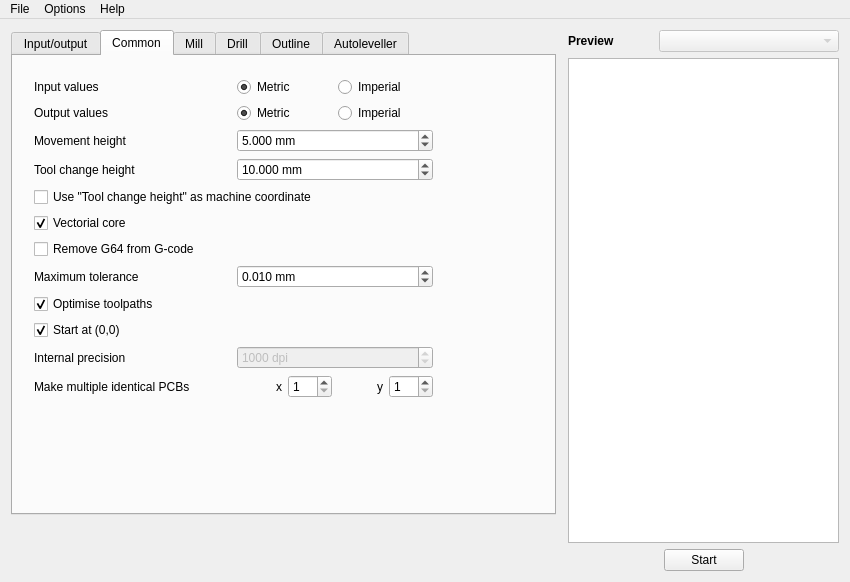
First picture: the form in mainwindow.ui, repository pcb2gcode/pcb2gcodeGUI, before the edit.
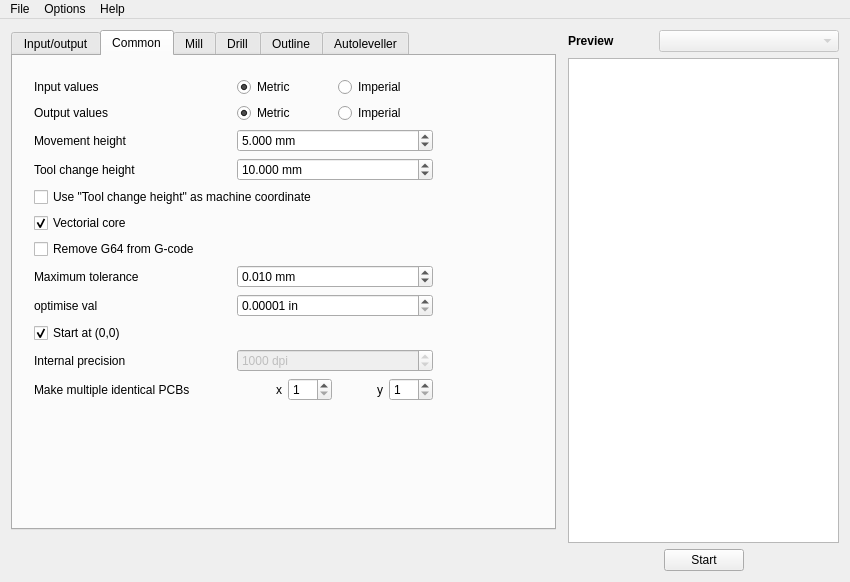
Second picture: the form after the edit. The open tabs and pages were chosen to show the change.

Commit message: Change --optimize from bool to double Updates pcb2gcodeGUI to work with latest pcb2gcode(v2.1.0)

What changed in the file:
```diff
--- a/mainwindow.ui
+++ b/mainwindow.ui
@@ -43,7 +43,7 @@
         <property name="minimumSize">
          <size>
           <width>545</width>
-          <height>485</height>
+          <height>500</height>
          </size>
         </property>
         <property name="toolTip">
@@ -408,6 +408,19 @@
              </property>
             </widget>
            </item>
+           <item row="8" column="0">
+            <widget class="QLabel" name="optimiseLabel">
+             <property name="toolTip">
+              <string>&lt;html&gt;&lt;head/&gt;&lt;body&gt;&lt;p&gt;&lt;span style=&quot; font-style:italic;&quot;&gt;--optimise&lt;/span&gt;&lt;/p&gt;&lt;p&gt;optimise output gcode, reducing its output size up to 95%, while accepting a very little loss of precision&lt;/p&gt;&lt;/body&gt;&lt;/html&gt;</string>
+             </property>
+             <property name="text">
+              <string>optimise val</string>
+             </property>
+             <property name="buddy">
+              <cstring>optimiseDoubleSpinBox</cstring>
+             </property>
+            </widget>
+           </item>
            <item row="2" column="1">
             <widget class="QDoubleSpinBox" name="zsafeDoubleSpinBox">
              <property name="toolTip">
@@ -481,16 +494,31 @@
              </property>
             </widget>
            </item>
-           <item row="8" column="0">
-            <widget class="QCheckBox" name="optimiseCheckBox">
+           <item row="8" column="1">
+            <widget class="QDoubleSpinBox" name="optimiseDoubleSpinBox">
+             <property name="enabled">
+              <bool>true</bool>
+             </property>
              <property name="toolTip">
               <string>&lt;html&gt;&lt;head/&gt;&lt;body&gt;&lt;p&gt;&lt;span style=&quot; font-style:italic;&quot;&gt;--optimise&lt;/span&gt;&lt;/p&gt;&lt;p&gt;optimise output gcode, reducing its output size up to 95%, while accepting a very little loss of precision&lt;/p&gt;&lt;/body&gt;&lt;/html&gt;</string>
              </property>
-             <property name="text">
-              <string>Optimise toolpaths</string>
+             <property name="suffix">
+              <string> in</string>
              </property>
-             <property name="checked">
-              <bool>true</bool>
+             <property name="decimals">
+              <number>5</number>
+             </property>
+             <property name="minimum">
+              <double>0.000010000000000</double>
+             </property>
+             <property name="maximum">
+              <double>1.000000000000000</double>
+             </property>
+             <property name="singleStep">
+              <double>0.000010000000000</double>
+             </property>
+             <property name="value">
+              <double>0.000½00000000000</double>
              </property>
             </widget>
            </item>
```
Left out of the diff: 2 changed lines with no effect on the pictures. The commit also changes 1 other file.
